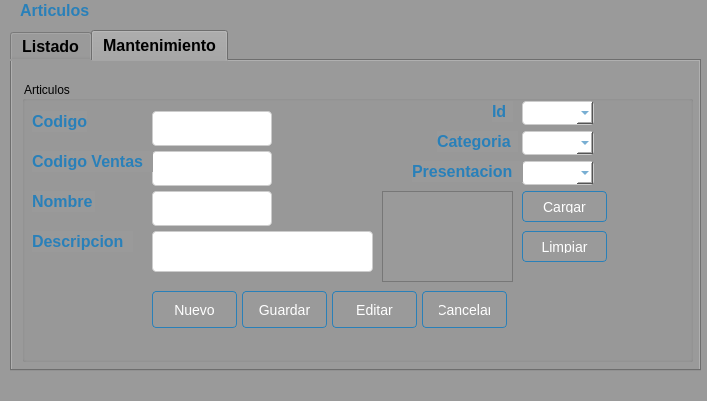
CodeDrTech/DevelopPython, file Sistema de ventas/ui/FrmArticulo.ui: the form before one commit.
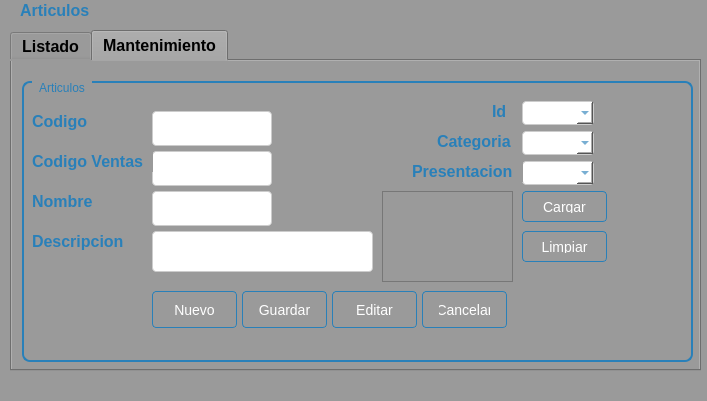
The form after the commit. The open tabs and pages were chosen to show the change.

The edit to the form file:
```diff
--- a/Sistema de ventas/ui/FrmArticulo.ui
+++ b/Sistema de ventas/ui/FrmArticulo.ui
@@ -399,6 +399,26 @@
         <height>281</height>
        </rect>
       </property>
+      <property name="styleSheet">
+       <string notr="true">QGroupBox {
+    border: 2px solid #2980b9;
+    border-radius: 8px;
+    padding: 10px;
+    background-color: #9a9a9a;
+}
+
+QGroupBox:title {
+    color: #2980b9;
+    subcontrol-origin: margin;
+    subcontrol-position: top left;
+    left: 10px;
+    padding-left: 5px;
+    padding-right: 5px;
+    border: none;
+}
+
+</string>
+      </property>
       <property name="title">
        <string>Articulos</string>
       </property>
```
